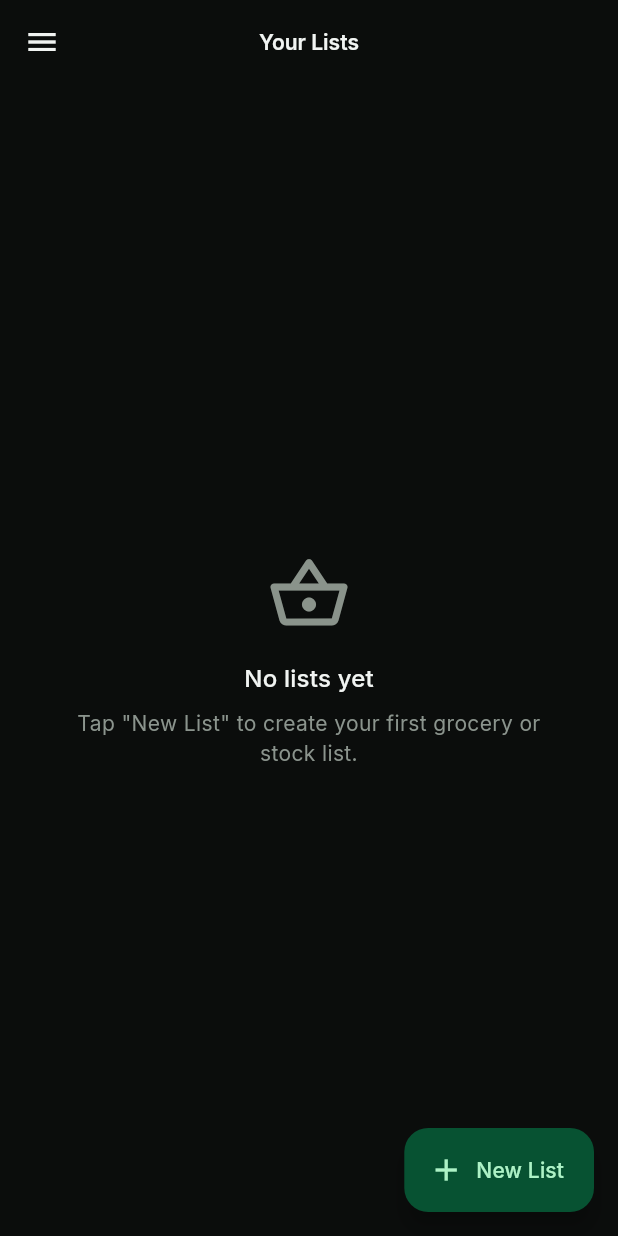
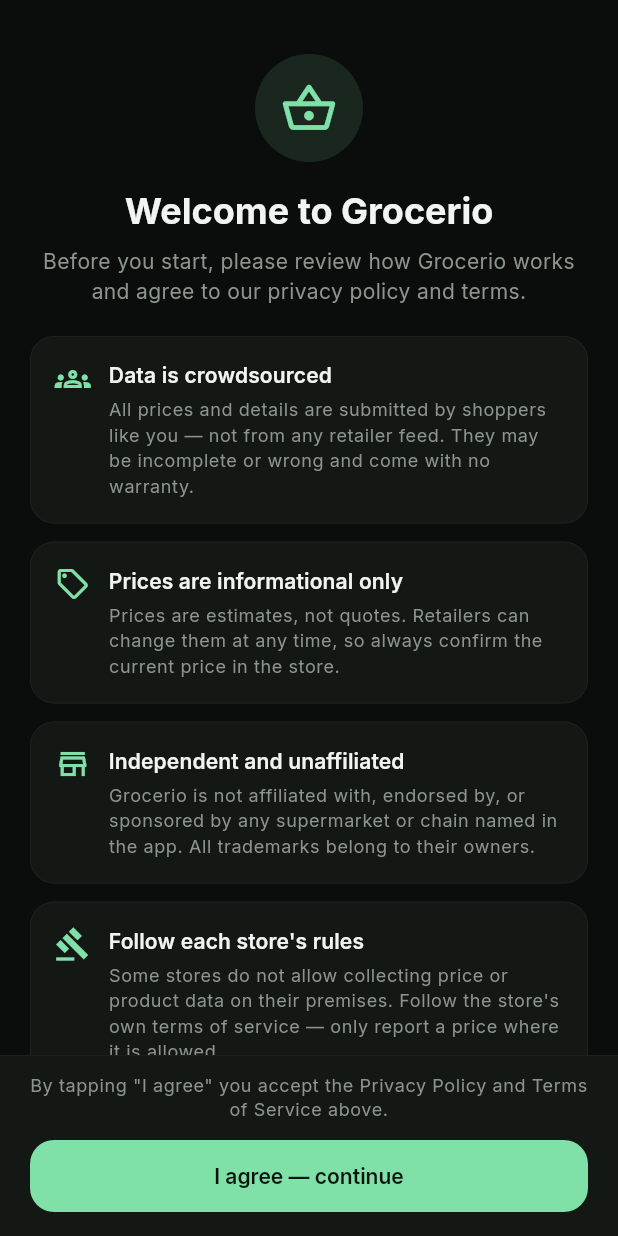
Before and after one commit to Mythmaster83/Grocerio, a Flutter app: the screen it shows after launch, on a phone screen of 412 x 824 dp. Run offline on Flutter 3.47's test engine with Material 3 defaults, Android fonts, the phone set to English and light mode, and no system bars; our stand-ins replace equatable, flutter_local_notifications, flutter_riverpod, flutter_slidable, flutter_timezone, geocoding and 8 more; missing offline and left inert: colorful_iconify_flutter, iconify_flutter; accounts and stored records are empty; generated files the repository leaves out were written again.

Commit message:
Add ToS/disclaimer to privacy policy and first-run consent gate
Co-authored-by: Ali Ahmed <Mythmaster83@users.noreply.github.com>

```diff
--- a/lib/app.dart
+++ b/lib/app.dart
@@ -1,6 +1,8 @@
 import 'package:flutter/material.dart';
 import 'package:flutter_riverpod/flutter_riverpod.dart';
 import 'core/theme/app_theme.dart';
+import 'features/legal/presentation/providers/consent_controller.dart';
+import 'features/legal/presentation/screens/privacy_consent_screen.dart';
 import 'features/lists/presentation/screens/home_screen.dart';
 import 'features/preferences/presentation/providers/preferences_controller.dart';
 import 'features/stores/presentation/providers/stores_di.dart';
@@ -45,6 +47,8 @@ class _GrocerAppState extends ConsumerState<GrocerApp>
   @override
   Widget build(BuildContext context) {
     final prefsAsync = ref.watch(preferencesControllerProvider);
+    // Gate the app behind first-run privacy/terms acceptance.
+    final consentAsync = ref.watch(consentControllerProvider);
     // Prefetch the store directory so Your stores is not empty on first open.
     ref.watch(storesStreamProvider);
 
@@ -78,7 +82,29 @@ class _GrocerAppState extends ConsumerState<GrocerApp>
       },
       // Single-page app: lists are the whole UI, settings is pushed from the
       // AppBar. No bottom navigation to keep one destination unambiguous.
-      home: const HomeScreen(),
+      // On first launch the privacy/terms consent gate takes over until
+      // accepted; a brief neutral splash covers the fast local consent read so
+      // the gate never flashes for a user who has already agreed.
+      home: consentAsync.when(
+        data: (accepted) =>
+            accepted ? const HomeScreen() : const PrivacyConsentScreen(),
+        loading: () => const _StartupSplash(),
+        error: (_, __) => const PrivacyConsentScreen(),
+      ),
     );
   }
 }
+
+/// Neutral placeholder shown for the sub-frame it takes to read the stored
+/// consent flag. Deliberately minimal — matching the "brief default theme"
+/// approach used for preferences loading rather than a bespoke splash.
+class _StartupSplash extends StatelessWidget {
+  const _StartupSplash();
+
+  @override
+  Widget build(BuildContext context) {
+    return const Scaffold(
+      body: Center(child: CircularProgressIndicator()),
+    );
+  }
+}
--- /dev/null
+++ b/lib/core/config/legal_config.dart
@@ -0,0 +1,23 @@
+/// Configuration for the legal surfaces (privacy policy + terms) the app must
+/// link to and gate startup behind.
+///
+/// The hosted page lives in `netlify-privacy/` and is deployed separately, so
+/// its URL is supplied at build time via `--dart-define=PRIVACY_POLICY_URL=…`.
+/// The default is the placeholder documented in `PRIVACY.md`; ship builds must
+/// override it with the real deployed URL.
+class LegalConfig {
+  LegalConfig._();
+
+  /// Bumped whenever the privacy policy / terms change in a way that requires
+  /// users to re-accept. A device that accepted an older version is re-prompted
+  /// on next launch (see [ConsentStore]). This mirrors the "Changes" clause of
+  /// the policy: continued use after a material change is fresh acceptance.
+  static const int privacyPolicyVersion = 1;
+
+  /// Public privacy-policy + terms page. Override at build time:
+  /// `--dart-define=PRIVACY_POLICY_URL=https://your-site.netlify.app/`.
+  static const String privacyPolicyUrl = String.fromEnvironment(
+    'PRIVACY_POLICY_URL',
+    defaultValue: 'https://YOUR_SITE.netlify.app/',
+  );
+}
--- /dev/null
+++ b/lib/features/legal/presentation/providers/consent_controller.dart
@@ -0,0 +1,24 @@
+import 'package:flutter_riverpod/flutter_riverpod.dart';
+
+import '../../data/consent_store.dart';
+
+/// Whether the user has accepted the current privacy policy / terms on this
+/// device. Loaded once from [ConsentStore] at startup and flipped to true when
+/// the consent gate is accepted, which rebuilds [GrocerApp] into the home UI.
+///
+/// An AsyncNotifier (matching PreferencesController) because the initial read
+/// is an async SharedPreferences load, and the app should show a brief neutral
+/// splash rather than guess the value while it resolves.
+class ConsentController extends AsyncNotifier<bool> {
+  @override
+  Future<bool> build() => ConsentStore.hasAcceptedCurrentPolicy();
+
+  /// Persist acceptance of the current policy version, then reflect it in state.
+  Future<void> accept() async {
+    await ConsentStore.acceptCurrentPolicy();
+    state = const AsyncData(true);
+  }
+}
+
+final consentControllerProvider =
+    AsyncNotifierProvider<ConsentController, bool>(ConsentController.new);
--- /dev/null
+++ b/lib/features/legal/presentation/screens/privacy_consent_screen.dart
@@ -0,0 +1,247 @@
+import 'package:flutter/material.dart';
+import 'package:flutter_riverpod/flutter_riverpod.dart';
+import 'package:url_launcher/url_launcher.dart';
+
+import '../../../../core/config/legal_config.dart';
+import '../../../../core/theme/tokens.dart';
+import '../providers/consent_controller.dart';
+
+/// First-run gate. Shown before the home screen until the user accepts the
+/// privacy policy and terms; acceptance is persisted per install by
+/// [ConsentController] so it appears only once (until the policy version bumps).
+class PrivacyConsentScreen extends ConsumerStatefulWidget {
+  const PrivacyConsentScreen({super.key});
+
+  @override
+  ConsumerState<PrivacyConsentScreen> createState() =>
+      _PrivacyConsentScreenState();
+}
+
+class _PrivacyConsentScreenState extends ConsumerState<PrivacyConsentScreen> {
+  bool _busy = false;
+
+  Future<void> _openPolicy() async {
+    final uri = Uri.tryParse(LegalConfig.privacyPolicyUrl);
+    var opened = false;
+    if (uri != null) {
+      opened = await launchUrl(uri, mode: LaunchMode.externalApplication);
+    }
+    if (!opened && mounted) {
+      ScaffoldMessenger.of(context).showSnackBar(
+        const SnackBar(
+          content: Text('Could not open the privacy policy. Try again later.'),
+        ),
+      );
+    }
+  }
+
+  Future<void> _accept() async {
+    setState(() => _busy = true);
+    await ref.read(consentControllerProvider.notifier).accept();
+    // On success GrocerApp rebuilds into HomeScreen and disposes this screen,
+    // so there is nothing more to do here; the mounted guard covers the rare
+    // case where the write fails and we stay put.
+    if (mounted) setState(() => _busy = false);
+  }
+
+  @override
+  Widget build(BuildContext context) {
+    final theme = Theme.of(context);
+
+    return Scaffold(
+      body: SafeArea(
+        child: Column(
+          children: [
+            Expanded(
+              child: ListView(
+                padding: const EdgeInsets.all(AppSpacing.xl),
+                children: [
+                  const SizedBox(height: AppSpacing.lg),
+                  Center(
+                    child: Container(
+                      width: 72,
+                      height: 72,
+                      decoration: const BoxDecoration(
+                        color: AppColors.accentTint,
+                        shape: BoxShape.circle,
+                      ),
+                      child: const Icon(
+                        Icons.shopping_basket_outlined,
+                        size: 38,
+                        color: AppColors.accent,
+                      ),
+                    ),
+                  ),
+                  const SizedBox(height: AppSpacing.lg),
+                  Text(
+                    'Welcome to Grocerio',
+                    textAlign: TextAlign.center,
+                    style: theme.textTheme.headlineSmall
+                        ?.copyWith(fontWeight: FontWeight.w700),
+                  ),
+                  const SizedBox(height: AppSpacing.sm),
+                  Text(
+                    'Before you start, please review how Grocerio works and '
+                    'agree to our privacy policy and terms.',
+                    textAlign: TextAlign.center,
+                    style: theme.textTheme.bodyMedium
+                        ?.copyWith(color: AppColors.textMuted),
+                  ),
+                  const SizedBox(height: AppSpacing.xl),
+                  const _DisclaimerCard(
+                    icon: Icons.groups_outlined,
+                    title: 'Data is crowdsourced',
+                    body:
+                        'All prices and details are submitted by shoppers like '
+                        'you — not from any retailer feed. They may be '
+                        'incomplete or wrong and come with no warranty.',
+                  ),
+                  const SizedBox(height: AppSpacing.md),
+                  const _DisclaimerCard(
+                    icon: Icons.sell_outlined,
+                    title: 'Prices are informational only',
+                    body:
+                        'Prices are estimates, not quotes. Retailers can change '
+                        'them at any time, so always confirm the current price '
+                        'in the store.',
+                  ),
+                  const SizedBox(height: AppSpacing.md),
+                  const _DisclaimerCard(
+                    icon: Icons.store_mall_directory_outlined,
+                    title: 'Independent and unaffiliated',
+                    body:
+                        'Grocerio is not affiliated with, endorsed by, or '
+                        'sponsored by any supermarket or chain named in the app. '
+                        'All trademarks belong to their owners.',
+                  ),
+                  const SizedBox(height: AppSpacing.md),
+                  const _DisclaimerCard(
+                    icon: Icons.gavel_outlined,
+                    title: "Follow each store's rules",
+                    body:
+                        'Some stores do not allow collecting price or product '
+                        "data on their premises. Follow the store's own terms "
+                        'of service — only report a price where it is allowed.',
+                  ),
+                  const SizedBox(height: AppSpacing.lg),
+                  Center(
+                    child: TextButton.icon(
+                      onPressed: _openPolicy,
+                      icon: const Icon(Icons.open_in_new, size: 18),
+                      label: const Text('Read the full Privacy Policy & Terms'),
+                    ),
+                  ),
+                ],
+              ),
+            ),
+            _ConsentFooter(busy: _busy, onAgree: _accept),
+          ],
+        ),
+      ),
+    );
+  }
+}
+
+/// One key disclaimer, rendered as an icon + title + explanation card so the
+/// three launch-critical points read as distinct, scannable items.
+class _DisclaimerCard extends StatelessWidget {
+  final IconData icon;
+  final String title;
+  final String body;
+
+  const _DisclaimerCard({
+    required this.icon,
+    required this.title,
+    required this.body,
+  });
+
+  @override
+  Widget build(BuildContext context) {
+    final theme = Theme.of(context);
+    return Container(
+      padding: const EdgeInsets.all(AppSpacing.lg),
+      decoration: BoxDecoration(
+        color: AppColors.surface,
+        borderRadius: BorderRadius.circular(AppRadii.lg),
+        border: AppBorders.hairline,
+      ),
+      child: Row(
+        crossAxisAlignment: CrossAxisAlignment.start,
+        children: [
+          Icon(icon, color: AppColors.accent),
+          const SizedBox(width: AppSpacing.md),
+          Expanded(
+            child: Column(
+              crossAxisAlignment: CrossAxisAlignment.start,
+              children: [
+                Text(
+                  title,
+                  style: theme.textTheme.titleSmall
+                      ?.copyWith(fontWeight: FontWeight.w600),
+                ),
+                const SizedBox(height: AppSpacing.xs),
+                Text(
+                  body,
+                  style: theme.textTheme.bodySmall
+                      ?.copyWith(color: AppColors.textMuted, height: 1.4),
+                ),
+              ],
+            ),
+          ),
+        ],
+      ),
+    );
+  }
+}
+
+/// Sticky footer with the acceptance note and the agree button, kept out of the
+/// scroll area so the primary action is always reachable.
+class _ConsentFooter extends StatelessWidget {
+  final bool busy;
+  final VoidCallback onAgree;
+
+  const _ConsentFooter({required this.busy, required this.onAgree});
+
+  @override
+  Widget build(BuildContext context) {
+    final theme = Theme.of(context);
+    return Container(
+      padding: const EdgeInsets.fromLTRB(
+        AppSpacing.xl,
+        AppSpacing.md,
+        AppSpacing.xl,
+        AppSpacing.lg,
+      ),
+      decoration: const BoxDecoration(
+        color: AppColors.surface,
+        border: Border(top: AppBorders.hairlineSide),
+      ),
+      child: Column(
+        mainAxisSize: MainAxisSize.min,
+        children: [
+          Text(
+            'By tapping "I agree" you accept the Privacy Policy and Terms of '
+            'Service above.',
+            textAlign: TextAlign.center,
+            style: theme.textTheme.bodySmall
+                ?.copyWith(color: AppColors.textMuted),
+          ),
+          const SizedBox(height: AppSpacing.md),
+          SizedBox(
+            width: double.infinity,
+            child: FilledButton(
+              onPressed: busy ? null : onAgree,
+              child: busy
+                  ? const SizedBox(
+                      width: 20,
+                      height: 20,
+                      child: CircularProgressIndicator(strokeWidth: 2),
+                    )
+                  : const Text('I agree — continue'),
+            ),
+          ),
+        ],
+      ),
+    );
+  }
+}
--- a/pubspec.yaml
+++ b/pubspec.yaml
@@ -48,6 +48,10 @@ dependencies:
   permission_handler: ^13.0.1
   shared_preferences: ^2.5.5
   geocoding: ^5.0.0
+  # Opens the hosted privacy-policy / terms page from the first-run consent
+  # gate and the drawer. Was already present transitively via supabase_flutter;
+  # pinned here as a direct dependency because app code now imports it.
+  url_launcher: ^6.3.0
 
 dev_dependencies:
   flutter_test:
```
Also changed, not shown: lib/features/legal/data/consent_store.dart (added, +34 -0 lines), lib/features/navigation/presentation/app_drawer.dart (+27 -0 lines), 5 other files.
